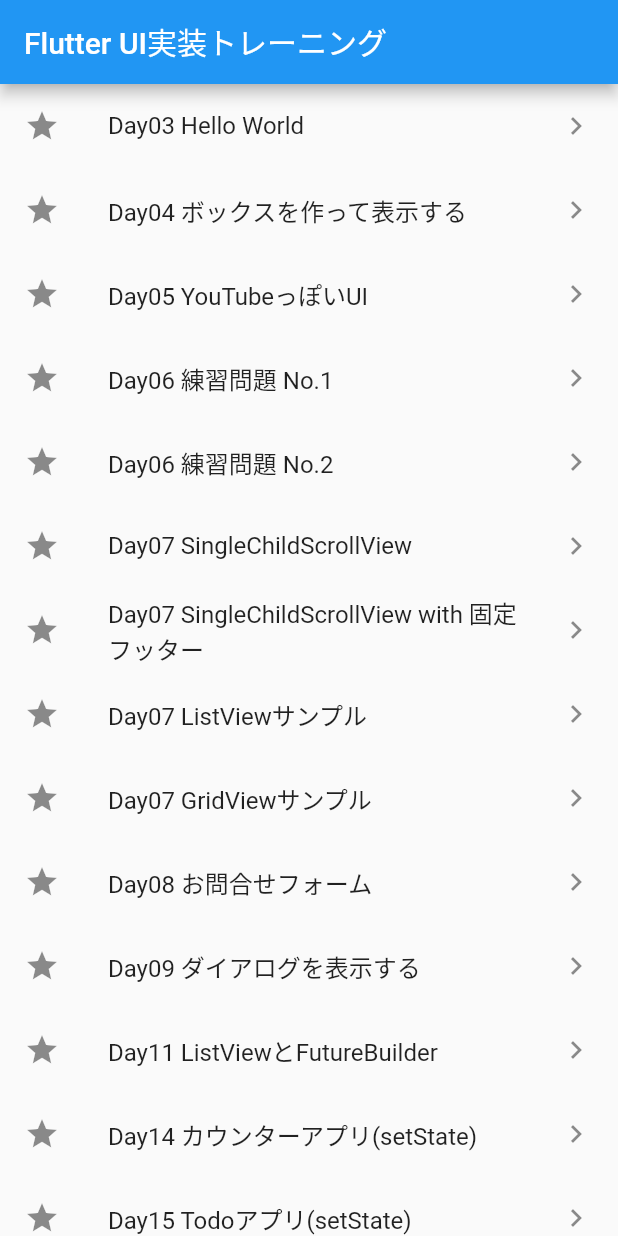
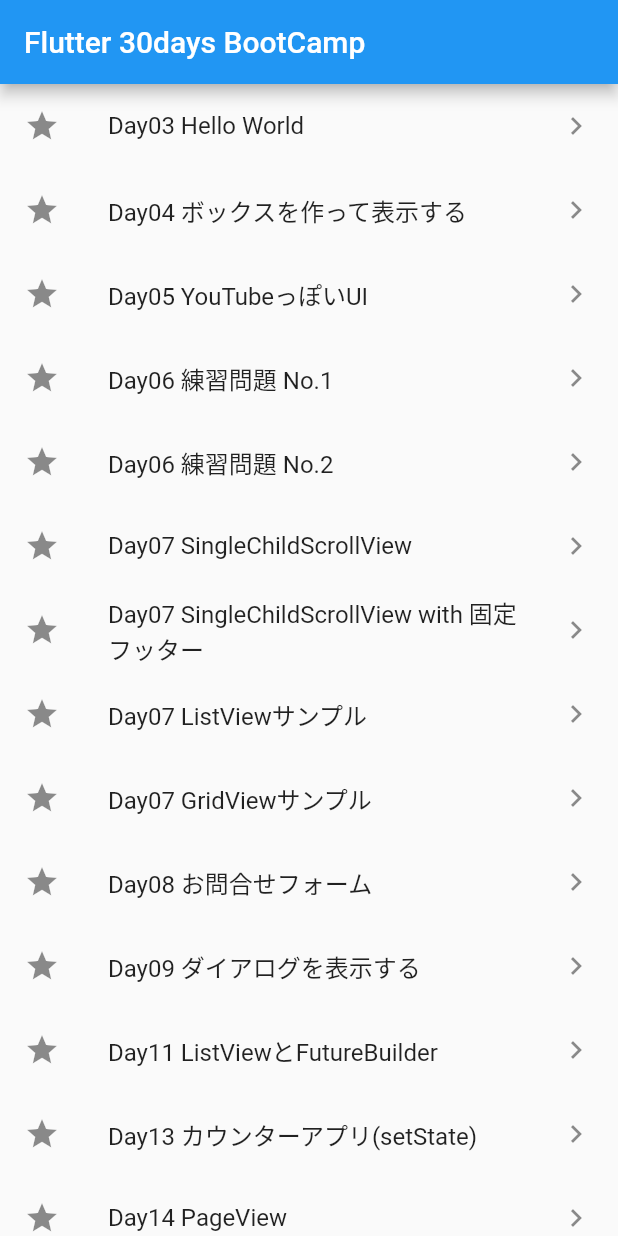
Before and after one commit to gothedistance/flutter-30days-training, a Flutter app: the screen it shows after launch, on a phone screen of 412 x 824 dp. Run offline on Flutter 3.47's test engine with Material 2 defaults, Android fonts, the phone set to English and light mode, and no system bars; our stand-ins replace hooks_riverpod.

Commit message:
Day14 PageView サンプル追加

```diff
--- a/lib/main.dart
+++ b/lib/main.dart
@@ -13,7 +13,8 @@
 import 'training/day08.dart';
 import 'training/day09.dart';
 import 'training/day11.dart';
-import 'training/day14.dart';
+import 'training/day13.dart';
+import 'training/day14_page_view.dart';
 import 'training/day15.dart';
 import 'training/day16.dart';
 import 'training/day18.dart';
@@ -32,7 +33,7 @@
     return ProviderScope(
       child: MaterialApp(
         home: Scaffold(
-          appBar: AppBar(title: const Text("Flutter UI実装トレーニング")),
+          appBar: AppBar(title: const Text("Flutter 30days BootCamp")),
           body: ListView(children: [
             _GalleryItem(
               title: 'Day03 Hello World',
@@ -83,8 +84,12 @@
               builder: (context) => const Day11(),
             ),
             _GalleryItem(
-              title: 'Day14 カウンターアプリ(setState)',
-              builder: (context) => const Day14(title: "カウンターアプリ"),
+              title: 'Day13 カウンターアプリ(setState)',
+              builder: (context) => const Day13(title: "カウンターアプリ"),
+            ),
+            _GalleryItem(
+              title: 'Day14 PageView',
+              builder: (context) => const Day14PageView(),
             ),
             _GalleryItem(
               title: 'Day15 Todoアプリ(setState)',
--- a/lib/training/day14.dart
+++ b/lib/training/day13.dart
@@ -1,14 +1,14 @@
 import 'package:flutter/material.dart';
 
-class Day14 extends StatefulWidget {
-  const Day14({super.key, required this.title});
+class Day13 extends StatefulWidget {
+  const Day13({super.key, required this.title});
   final String title;
 
   @override
-  State<Day14> createState() => Day14PageState();
+  State<Day13> createState() => Day13PageState();
 }
 
-class Day14PageState extends State<Day14> {
+class Day13PageState extends State<Day13> {
   int _counter = 0;
 
   @override
```
Also changed, not shown: lib/training/day14_page_view.dart (added, +110 -0 lines).
